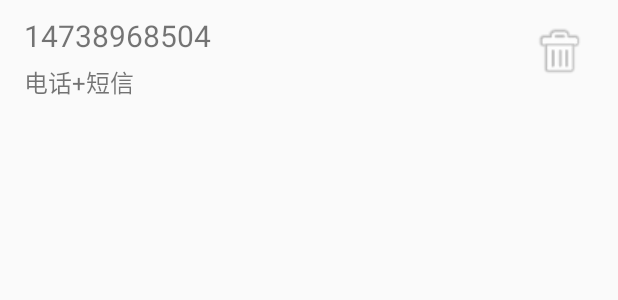
After one commit to zcjxz/WEI_SHI_360, an Android app: the layout item_cell_safe.xml on its own in the app's theme, with its tools: preview values and no code run, on a phone screen of 412 x 824 dp. The commit adds this screen. Shown: the top 300 px of the screen. Run offline under Robolectric (Android 15) with nearby library versions, the phone set to English and light mode, and no system bars.

Commit message:
黑名单拦截

```diff
--- /dev/null
+++ b/app/src/main/res/layout/item_cell_safe.xml
@@ -0,0 +1,29 @@
+<?xml version="1.0" encoding="utf-8"?>
+<RelativeLayout xmlns:android="http://schemas.android.com/apk/res/android"
+    android:layout_width="match_parent"
+    android:layout_height="match_parent"
+    android:paddingLeft="16dp"
+    android:paddingRight="16dp"
+    android:paddingTop="10dp"
+    >
+    <TextView
+        android:id="@+id/tv_number"
+        android:layout_width="wrap_content"
+        android:layout_height="wrap_content"
+        android:text="14738968504"
+        android:textSize="20sp"/>
+    <TextView
+        android:id="@+id/tv_mode"
+        android:layout_below="@id/tv_number"
+        android:layout_marginTop="5dp"
+        android:layout_width="wrap_content"
+        android:layout_height="wrap_content"
+        android:text="电话+短信"
+        android:textSize="16sp"/>
+    <ImageView
+        android:id="@+id/iv_delete"
+        android:layout_width="wrap_content"
+        android:layout_height="wrap_content"
+        android:layout_alignParentRight="true"
+        android:src="@drawable/iv_black_number"/>
+</RelativeLayout>
```
Also changed, not shown: app/src/main/java/com/zcj/wei_shi_360/adapter/MyBaseAdapter.java (added, +41 -0 lines), app/src/main/java/com/zcj/wei_shi_360/service/CallSafeService.java (line endings or trailing spaces), app/src/main/res/drawable/ic_delete_btn.png (added), app/src/main/res/drawable/ic_delete_btn_focused.png (added), app/src/main/res/drawable/iv_black_number.xml (line endings or trailing spaces), 2 other files.
